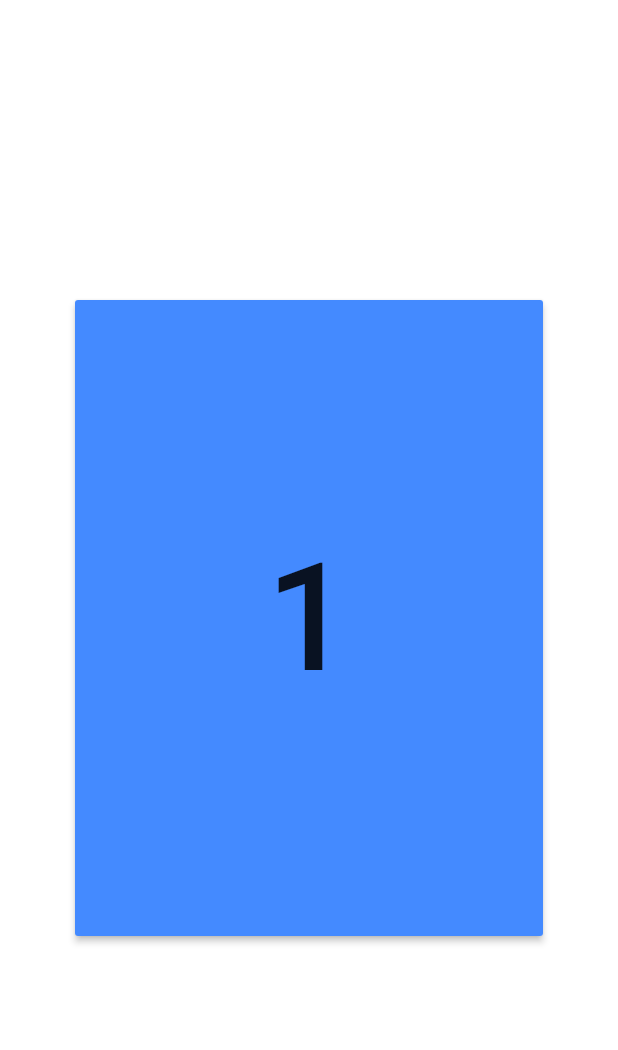
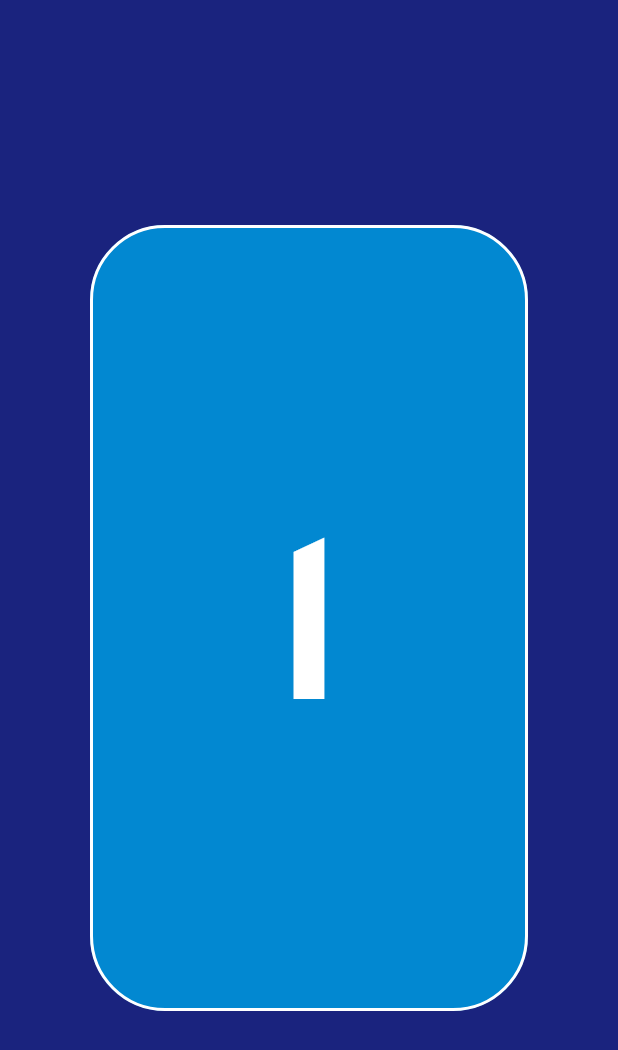
Before and after one commit to Erkanerkisi/scrumate, a Flutter app: the screen it shows after launch, after a tap on an icon or button, on a phone screen of 412 x 824 dp. Shown: the top 1050 px of the screen. Run offline on Flutter 3.47's test engine with Material 2 defaults, Android fonts, the phone set to English and light mode, and no system bars.

Commit message:
new design

```diff
--- a/lib/full_page_scrum_card.dart
+++ b/lib/full_page_scrum_card.dart
@@ -1,26 +1,39 @@
 import 'package:flutter/material.dart';
 
 class FullPageScrumCard extends StatelessWidget {
-  const FullPageScrumCard({Key key, @required this.text}) : super(key: key);
+  const FullPageScrumCard({Key key, @required this.text, this.image})
+      : super(key: key);
 
   final String text;
+  final Image image;
+
+  Widget _buildChild() {
+    if (image != null) {
+      return image;
+    }
+    return Text(
+      text,
+      style:
+          TextStyle(fontFamily: 'Alatsi', fontSize: 150, color: Colors.white),
+    );
+  }
 
   @override
   Widget build(BuildContext context) {
     return Container(
-      height: 20,
-      width: 20,
-      color: Colors.white,
+      color: Colors.indigo[900],
       child: Container(
-        margin: EdgeInsets.symmetric(vertical: 200.0,horizontal: 50.0),
-        child: RaisedButton(
-          color: Colors.blueAccent,
-            onPressed: () {
-              Navigator.pop(context);
-            },
-            child: Text(text,style: TextStyle(
-              fontSize: 100
-            ),)),
+        margin: const EdgeInsets.symmetric(vertical: 150.0, horizontal: 60.0),
+        child: FlatButton(
+          shape: RoundedRectangleBorder(
+              borderRadius: new BorderRadius.circular(50.0),
+              side: BorderSide(width: 2.0, color: Colors.white)),
+          color: Colors.lightBlue[700],
+          onPressed: () {
+            Navigator.pop(context);
+          },
+          child: _buildChild(),
+        ),
       ),
     );
   }
--- a/lib/list_view.dart
+++ b/lib/list_view.dart
@@ -11,6 +11,9 @@ class MainListView extends StatelessWidget {
     for (var i = 0; i < data.length; i++) {
       children.add(ScrumCard(numberText: data.elementAt(i).toString()));
     }
+    children.add(ScrumCard(numberText: "?"));
+    children.add(ScrumCard(numberText: "∞"));
+    children.add(ScrumCard(numberText: "", image: Image(image: AssetImage('images/cup.png')),));
     return children;
   }
 
--- a/lib/main.dart
+++ b/lib/main.dart
@@ -14,26 +14,12 @@ class MyApp extends StatelessWidget {
         home: DefaultTabController(
       length: 2,
       child: Scaffold(
-          appBar: AppBar(
-            title: Text("Scrumate"),
-            centerTitle: true,
-            bottom: TabBar(
-              tabs: <Widget>[
-                Icon(
-                  Icons.home,
-                  color: Colors.indigo,
-                  size: 40.0,
-                ),
-                Icon(
-                  Icons.settings,
-                  color: Colors.indigo,
-                  size: 40.0,
-                )
-              ],
+          backgroundColor: Colors.indigo[900],
+          body: Padding(
+            padding: const EdgeInsets.only(top: 20.0),
+            child: TabBarView(
+              children: <Widget>[Home(), Settings()],
             ),
-          ),
-          body: TabBarView(
-            children: <Widget>[Home(), Settings()],
           )),
     ));
   }
--- a/lib/scrum_card.dart
+++ b/lib/scrum_card.dart
@@ -7,34 +7,55 @@ class ScrumCard extends StatelessWidget {
     Key key,
     this.color = const Color(0xFF616161),
     @required this.numberText,
+    this.image,
     this.child,
   }) : super(key: key);
 
   final Color color;
   final String numberText;
   final Widget child;
+  final Image image;
+
+  Widget _buildChild() {
+    if (image != null) {
+      return image;
+    }
+    return Text(
+      numberText,
+      style: TextStyle(fontFamily: 'Alatsi', fontSize: 50, color: Colors.white),
+    );
+  }
+
   @override
   Widget build(BuildContext context) {
-    return ClipRRect(
-      borderRadius: BorderRadius.circular(20.0),
-      child: Container(
-        margin: EdgeInsets.only(top: 2.0),
-        color: color,
-        child: OutlineButton(
-          borderSide: BorderSide(width: 2.0, color: Colors.white),
-          padding: EdgeInsets.symmetric(vertical: 30, horizontal: 20),
-          highlightColor: Colors.grey,
-          onPressed: () {
-            Navigator.push(
-                context, CupertinoPageRoute(builder: (context) => FullPageScrumCard(text : numberText))
-            );
-          },
-          child: Text(
-            numberText,
-            style: TextStyle(fontSize: 30, color: Colors.white),
-          ),
-        ),
-      ),
+    return FlatButton(
+      color: Colors.lightBlue[700],
+      shape: RoundedRectangleBorder(
+          borderRadius: new BorderRadius.circular(50.0),
+          side: BorderSide(width: 2.0, color: Colors.white)),
+      onPressed: () {
+        Navigator.push(
+            context,
+            PageRouteBuilder(
+              pageBuilder: (context, animation, secondaryAnimation) =>
+                  FullPageScrumCard(text: numberText,image: image,),
+              transitionsBuilder:
+                  (context, animation, secondaryAnimation, child) =>
+                      RotationTransition(
+                turns: Tween<double>(
+                  begin: 0.0,
+                  end: 1.0,
+                ).animate(
+                  CurvedAnimation(
+                    parent: animation,
+                    curve: Curves.fastOutSlowIn,
+                  ),
+                ),
+                child: child,
+              ),
+            ));
+      },
+      child: _buildChild(),
     );
   }
 }
```
Also changed, not shown: lib/settings.dart (+43 -23 lines), pubspec.yaml (+6 -6 lines), fonts/Alatsi-Regular.ttf (added), images/coffee.jpg (added), images/cup.png (added).
